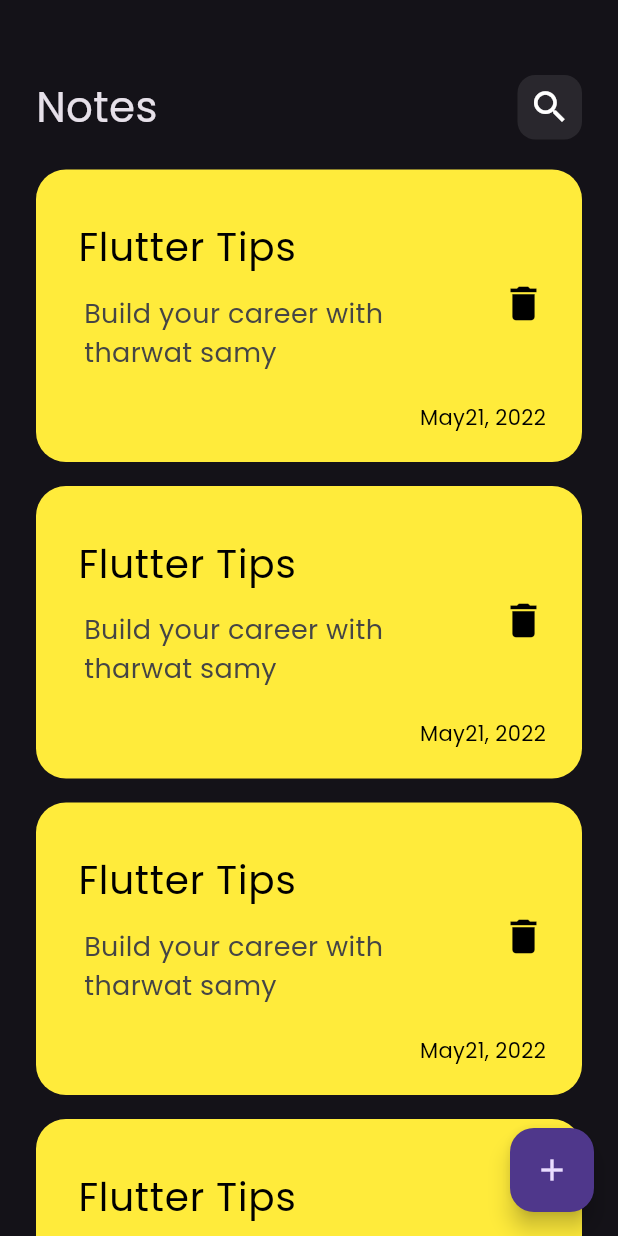
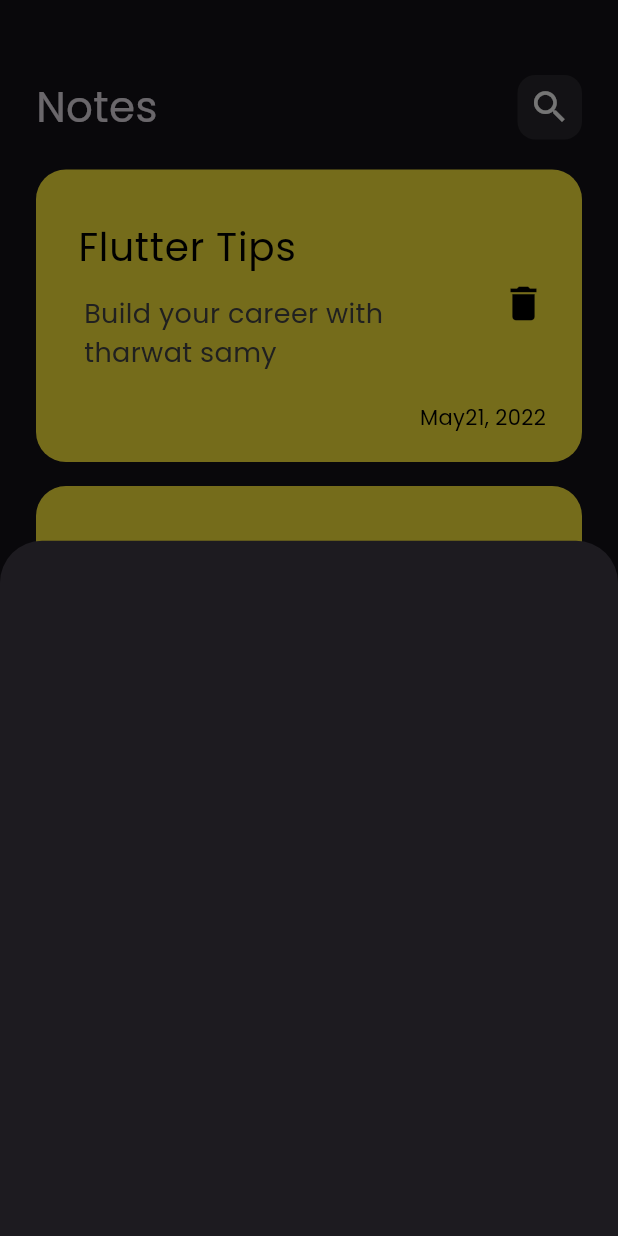
Before and after one commit to KhaledMansour14/Note_app, a Flutter app: the screen it shows after launch, after a tap on the "add" icon, on a phone screen of 412 x 824 dp. Run offline on Flutter 3.47's test engine with Material 3 defaults, Android fonts, the phone set to English and light mode, and no system bars.

Commit message:
show modal buttom sheet

```diff
--- a/lib/views/notes_view.dart
+++ b/lib/views/notes_view.dart
@@ -1,4 +1,5 @@
 import 'package:flutter/material.dart';
+import 'package:notesapp/widgets/add_note_buttom_sheet.dart';
 import 'package:notesapp/widgets/notes_view_body.dart';
 
 class NotesView extends StatelessWidget {
@@ -8,7 +9,16 @@ class NotesView extends StatelessWidget {
   Widget build(BuildContext context) {
     return Scaffold(
       floatingActionButton: FloatingActionButton(
-        onPressed: () {},
+        onPressed: () {
+          showModalBottomSheet(
+            sheetAnimationStyle: AnimationStyle(
+              duration: const Duration(seconds: 1, milliseconds: 70),
+            ),
+              context: context,
+              builder: (context) {
+                return const AddNoteButtomSheet();
+              });
+        },
         child: const Icon(Icons.add),
       ),
       body: const NotesViewBody(),
--- /dev/null
+++ b/lib/widgets/add_note_buttom_sheet.dart
@@ -0,0 +1,11 @@
+
+import 'package:flutter/material.dart';
+
+class AddNoteButtomSheet extends StatelessWidget {
+  const AddNoteButtomSheet({super.key});
+
+  @override
+  Widget build(BuildContext context) {
+    return Container();
+  }
+}
--- a/lib/widgets/notes_list_view.dart
+++ b/lib/widgets/notes_list_view.dart
@@ -5,10 +5,14 @@ class NotesListView extends StatelessWidget {
   const NotesListView({super.key});
   @override
   Widget build(BuildContext context) {
-    return ListView.builder(
-      itemBuilder: (context, index) {
-        return const NoteItem();
-      },
+    return Padding(
+      padding: EdgeInsets.zero,
+      child: ListView.builder(
+        padding: EdgeInsets.zero,
+        itemBuilder: (context, index) {
+          return const NoteItem();
+        },
+      ),
     );
   }
 }
--- a/lib/widgets/notes_view_body.dart
+++ b/lib/widgets/notes_view_body.dart
@@ -10,6 +10,7 @@ class NotesViewBody extends StatelessWidget {
     return const Padding(
       padding: EdgeInsets.symmetric(
         horizontal: 24,
+        vertical: 0,
       ),
       child: Column(
         children: [
```
